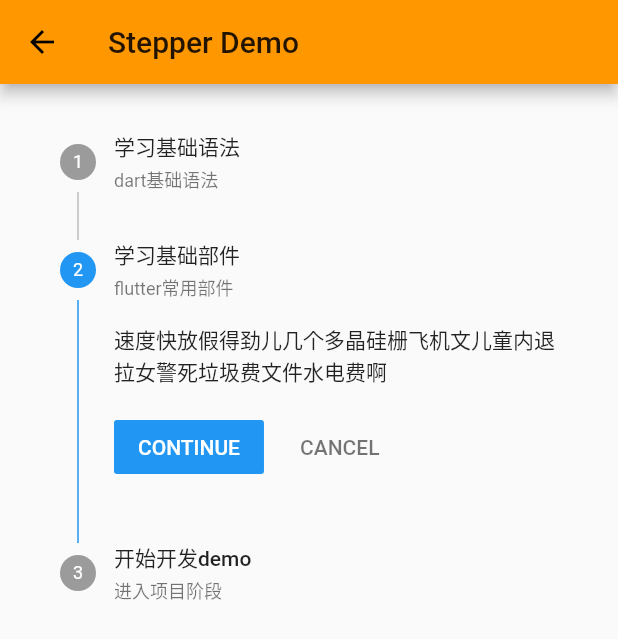
After one commit to baozoudiudiu/flutter_demo, a Flutter app: the StepperPageDemo screen opened directly, after a tap on an icon or button, on a phone screen of 412 x 824 dp. The commit adds this screen. Shown: the top 639 px of the screen. Run offline on Flutter 3.47's test engine with Material 2 defaults, Android fonts, the phone set to English and light mode, and no system bars.

Commit message:
add stepper dmeo

```diff
--- a/flutter_demo/lib/page/mdc_page.dart
+++ b/flutter_demo/lib/page/mdc_page.dart
@@ -5,6 +5,7 @@ import 'filter_chip_page.dart';
 import 'dataTable_page.dart';
 import 'pageTable_page.dart';
 import 'card_page.dart';
+import 'stepper_page.dart';
 
 class MDCPage extends StatefulWidget {
   @override
@@ -91,6 +92,16 @@ class _MDCPageState extends State<MDCPage> {
           }));
         },
       );
+    }else if (index == 6) {
+      str = "Stepper Demo";
+      return RaisedButton(
+        child: Text(str),
+        onPressed: () {
+          Navigator.of(context).push(MaterialPageRoute(builder: (context){
+            return StepperPageDemo();
+          }));
+        },
+      );
     }
     return null;
   }
--- /dev/null
+++ b/flutter_demo/lib/page/stepper_page.dart
@@ -0,0 +1,73 @@
+import 'package:flutter/material.dart';
+
+class StepperPageDemo extends StatefulWidget {
+  StepperPageDemo({Key key}) : super(key: key);
+
+  @override
+  _StepperPageDemoState createState() => _StepperPageDemoState();
+}
+
+class _StepperPageDemoState extends State<StepperPageDemo> {
+  int _currentStep = 0;
+
+  @override
+  Widget build(BuildContext context) {
+    return Scaffold(
+      appBar: AppBar(
+        title: Text("Stepper Demo"),
+      ),
+      body: Container(
+        padding: EdgeInsets.all(16.0),
+        child: ListView(
+          children: <Widget>[
+            Theme(
+              data: Theme.of(context).copyWith(
+                primaryColor: Colors.black,
+              ),
+              child: Stepper(
+                currentStep: _currentStep,
+                // 步骤点击之后会触发
+                onStepTapped: (int index) {
+                  setState(() {
+                    _currentStep = index;
+                  });
+                },
+                // continue点击后会触发
+                onStepContinue: () {
+                  setState(() {
+                    _currentStep < 2 ? _currentStep += 1 : _currentStep = 0;
+                  });
+                },
+                onStepCancel: () {
+                  setState(() {
+                    _currentStep > 0 ? _currentStep -= 1 : _currentStep = 0;
+                  });
+                },
+                steps: [
+                  Step(
+                    title: Text("学习基础语法"),
+                    subtitle: Text("dart基础语法"),
+                    content: Text("速度快放假得劲儿几个多晶硅栅飞机文儿童内退拉女警死垃圾费文件水电费啊"),
+                    isActive: _currentStep == 0,
+                  ),
+                  Step(
+                    title: Text("学习基础部件"),
+                    subtitle: Text("flutter常用部件"),
+                    content: Text("速度快放假得劲儿几个多晶硅栅飞机文儿童内退拉女警死垃圾费文件水电费啊"),
+                    isActive: _currentStep == 1,
+                  ),
+                  Step(
+                    title: Text("开始开发demo"),
+                    subtitle: Text("进入项目阶段"),
+                    content: Text("速度快放假得劲儿几个多晶硅栅飞机文儿童内退拉女警死垃圾费文件水电费啊"),
+                    isActive: _currentStep == 2,
+                  ),
+                ],
+              ),
+            )
+          ],
+        ),
+      ),
+    );
+  }
+}
```
